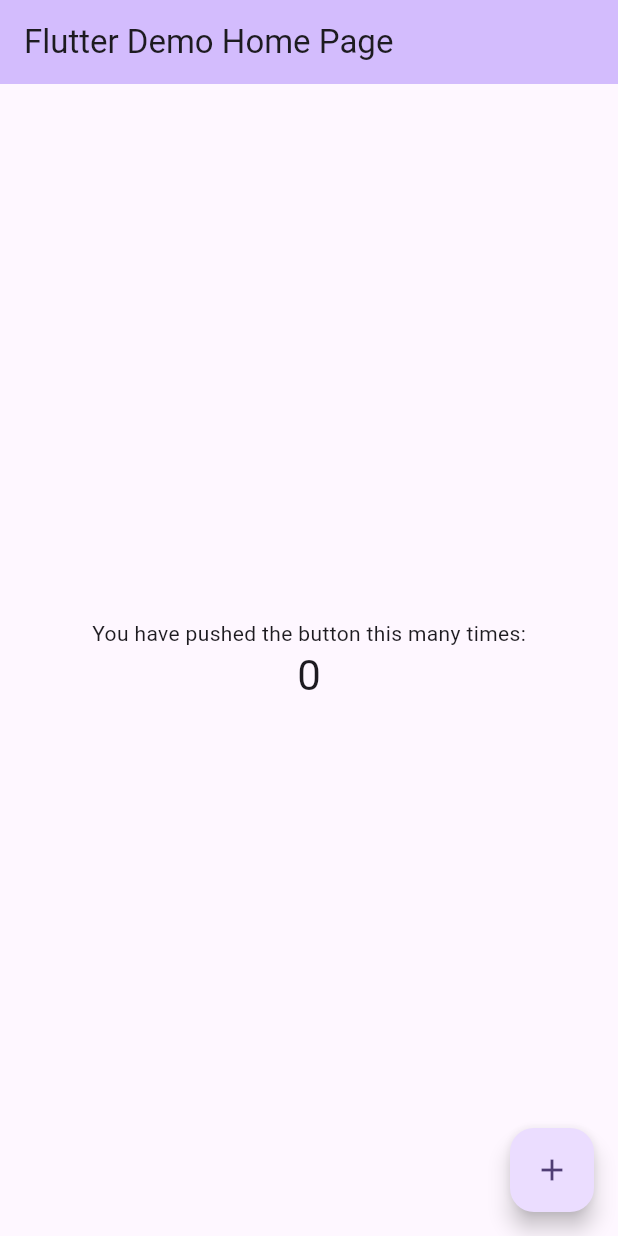
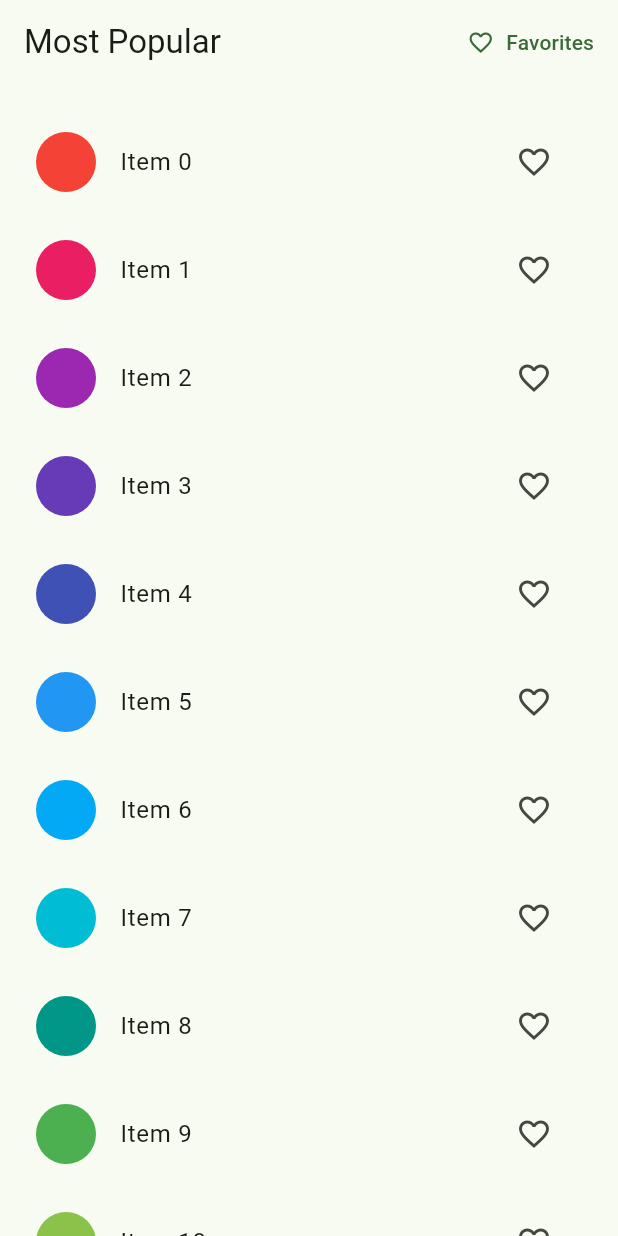
Before and after one commit to MartSerra/m_movies, a Flutter app: the screen it shows after launch, on a phone screen of 412 x 824 dp. Run offline on Flutter 3.47's test engine with Material 3 defaults, Android fonts, the phone set to English and light mode, and no system bars; our stand-ins replace go_router.

Commit message:
**I added the skeleton for the application** - I implemented a mock list with elements with a favorite button. - The list of elements can be marked as favorite. - I add the support for routing and provider with libraries. __Libraries Added__ - provider - go_router - tmdb_api

```diff
--- a/lib/main.dart
+++ b/lib/main.dart
@@ -1,125 +1,46 @@
 import 'package:flutter/material.dart';
+import 'package:go_router/go_router.dart';
+import 'package:m_movies/models/favorites.dart';
+import 'package:m_movies/screens/favorites.dart';
+import 'package:m_movies/screens/home.dart';
+import 'package:provider/provider.dart';
 
 void main() {
   runApp(const MyApp());
 }
 
+GoRouter router() {
+  return GoRouter(
+    routes: [
+      GoRoute(
+        path: HomePage.routeName,
+        builder: (context, state) => const HomePage(),
+        routes: [
+          GoRoute(
+              path: FavoritesPage.routeName,
+              builder: (context, state) => const FavoritesPage()),
+        ],
+      ),
+    ],
+  );
+}
+
 class MyApp extends StatelessWidget {
   const MyApp({super.key});
 
-  // This widget is the root of your application.
   @override
   Widget build(BuildContext context) {
-    return MaterialApp(
-      title: 'Flutter Demo',
-      theme: ThemeData(
-        // This is the theme of your application.
-        //
-        // TRY THIS: Try running your application with "flutter run". You'll see
-        // the application has a purple toolbar. Then, without quitting the app,
-        // try changing the seedColor in the colorScheme below to Colors.green
-        // and then invoke "hot reload" (save your changes or press the "hot
-        // reload" button in a Flutter-supported IDE, or press "r" if you used
-        // the command line to start the app).
-        //
-        // Notice that the counter didn't reset back to zero; the application
-        // state is not lost during the reload. To reset the state, use hot
-        // restart instead.
-        //
-        // This works for code too, not just values: Most code changes can be
-        // tested with just a hot reload.
-        colorScheme: ColorScheme.fromSeed(seedColor: Colors.deepPurple),
-        useMaterial3: true,
+    return ChangeNotifierProvider<Favorites>(
+      create: (context) => Favorites(),
+      child: MaterialApp.router(
+        title: 'M Movies',
+        theme: ThemeData(
+          colorSchemeSeed: Colors.green,
+          visualDensity: VisualDensity.adaptivePlatformDensity,
+          useMaterial3: true,
+        ),
+        routerConfig: router(),
       ),
-      home: const MyHomePage(title: 'Flutter Demo Home Page'),
     );
   }
 }
-
-class MyHomePage extends StatefulWidget {
-  const MyHomePage({super.key, required this.title});
-
-  // This widget is the home page of your application. It is stateful, meaning
-  // that it has a State object (defined below) that contains fields that affect
-  // how it looks.
-
-  // This class is the configuration for the state. It holds the values (in this
-  // case the title) provided by the parent (in this case the App widget) and
-  // used by the build method of the State. Fields in a Widget subclass are
-  // always marked "final".
-
-  final String title;
-
-  @override
-  State<MyHomePage> createState() => _MyHomePageState();
-}
-
-class _MyHomePageState extends State<MyHomePage> {
-  int _counter = 0;
-
-  void _incrementCounter() {
-    setState(() {
-      // This call to setState tells the Flutter framework that something has
-      // changed in this State, which causes it to rerun the build method below
-      // so that the display can reflect the updated values. If we changed
-      // _counter without calling setState(), then the build method would not be
-      // called again, and so nothing would appear to happen.
-      _counter++;
-    });
-  }
-
-  @override
-  Widget build(BuildContext context) {
-    // This method is rerun every time setState is called, for instance as done
-    // by the _incrementCounter method above.
-    //
-    // The Flutter framework has been optimized to make rerunning build methods
-    // fast, so that you can just rebuild anything that needs updating rather
-    // than having to individually change instances of widgets.
-    return Scaffold(
-      appBar: AppBar(
-        // TRY THIS: Try changing the color here to a specific color (to
-        // Colors.amber, perhaps?) and trigger a hot reload to see the AppBar
-        // change color while the other colors stay the same.
-        backgroundColor: Theme.of(context).colorScheme.inversePrimary,
-        // Here we take the value from the MyHomePage object that was created by
-        // the App.build method, and use it to set our appbar title.
-        title: Text(widget.title),
-      ),
-      body: Center(
-        // Center is a layout widget. It takes a single child and positions it
-        // in the middle of the parent.
-        child: Column(
-          // Column is also a layout widget. It takes a list of children and
-          // arranges them vertically. By default, it sizes itself to fit its
-          // children horizontally, and tries to be as tall as its parent.
-          //
-          // Column has various properties to control how it sizes itself and
-          // how it positions its children. Here we use mainAxisAlignment to
-          // center the children vertically; the main axis here is the vertical
-          // axis because Columns are vertical (the cross axis would be
-          // horizontal).
-          //
-          // TRY THIS: Invoke "debug painting" (choose the "Toggle Debug Paint"
-          // action in the IDE, or press "p" in the console), to see the
-          // wireframe for each widget.
-          mainAxisAlignment: MainAxisAlignment.center,
-          children: <Widget>[
-            const Text(
-              'You have pushed the button this many times:',
-            ),
-            Text(
-              '$_counter',
-              style: Theme.of(context).textTheme.headlineMedium,
-            ),
-          ],
-        ),
-      ),
-      floatingActionButton: FloatingActionButton(
-        onPressed: _incrementCounter,
-        tooltip: 'Increment',
-        child: const Icon(Icons.add),
-      ), // This trailing comma makes auto-formatting nicer for build methods.
-    );
-  }
-}
--- /dev/null
+++ b/lib/models/favorites.dart
@@ -0,0 +1,17 @@
+import "package:flutter/material.dart";
+
+class Favorites extends ChangeNotifier {
+  final List<int> _favoriteItems = [];
+
+  List<int> get items => _favoriteItems;
+
+  void add(int itemNo) {
+    _favoriteItems.add(itemNo);
+    notifyListeners();
+  }
+
+  void remove(int itemNo) {
+    _favoriteItems.remove(itemNo);
+    notifyListeners();
+  }
+}
--- /dev/null
+++ b/lib/screens/favorites.dart
@@ -0,0 +1,31 @@
+import "package:flutter/material.dart";
+import "package:m_movies/models/favorites.dart";
+import "package:m_movies/views/favorite_item.dart";
+import "package:provider/provider.dart";
+
+class FavoritesPage extends StatelessWidget {
+  static const routeName = 'favorites_page';
+  static const fullPath = '/$routeName';
+  const FavoritesPage({super.key});
+
+  @override
+  Widget build(BuildContext context) {
+    return Scaffold(
+      appBar: AppBar(
+        title: const Text('Favorites'),
+      ),
+      body: Consumer<Favorites>(
+        builder: (context, value, child) => value.items.isNotEmpty
+            ? ListView.builder(
+                itemCount: value.items.length,
+                padding: const EdgeInsets.symmetric(vertical: 16),
+                itemBuilder: (context, index) =>
+                    FavoriteItemTile(value.items[index]),
+              )
+            : const Center(
+                child: Text('No favorites added.'),
+              ),
+      ),
+    );
+  }
+}
--- /dev/null
+++ b/lib/screens/home.dart
@@ -0,0 +1,35 @@
+import 'package:flutter/material.dart';
+import 'package:go_router/go_router.dart';
+import 'package:m_movies/screens/favorites.dart';
+import 'package:m_movies/views/item.dart';
+
+class HomePage extends StatelessWidget {
+  static const routeName = '/';
+
+  const HomePage({super.key});
+
+  @override
+  Widget build(BuildContext context) {
+    return Scaffold(
+      appBar: AppBar(
+        title: const Text('Most Popular'),
+        actions: [
+          TextButton.icon(
+            onPressed: () {
+              context.go(FavoritesPage.fullPath);
+            },
+            icon: const Icon(Icons.favorite_border),
+            label: const Text('Favorites'),
+          ),
+        ],
+      ),
+      body: ListView.builder(
+        itemCount: 100,
+        cacheExtent: 20.0,
+        controller: ScrollController(),
+        padding: const EdgeInsets.symmetric(vertical: 16),
+        itemBuilder: (context, index) => ItemTile(index),
+      ),
+    );
+  }
+}
--- /dev/null
+++ b/lib/views/item.dart
@@ -0,0 +1,46 @@
+import "package:flutter/material.dart";
+import "package:m_movies/models/favorites.dart";
+import "package:provider/provider.dart";
+
+class ItemTile extends StatelessWidget {
+  final int itemNo;
+
+  const ItemTile(this.itemNo, {super.key});
+
+  @override
+  Widget build(BuildContext context) {
+    final favoritesList = context.watch<Favorites>();
+
+    return Padding(
+      padding: const EdgeInsets.all(8.0),
+      child: ListTile(
+        leading: CircleAvatar(
+          backgroundColor: Colors.primaries[itemNo % Colors.primaries.length],
+        ),
+        title: Text(
+          'Item $itemNo',
+          key: Key('text_$itemNo'),
+        ),
+        trailing: IconButton(
+          key: Key('icon_$itemNo'),
+          icon: favoritesList.items.contains(itemNo)
+              ? const Icon(Icons.favorite)
+              : const Icon(Icons.favorite_border),
+          onPressed: () {
+            !favoritesList.items.contains(itemNo)
+                ? favoritesList.add(itemNo)
+                : favoritesList.remove(itemNo);
+            ScaffoldMessenger.of(context).showSnackBar(
+              SnackBar(
+                content: Text(favoritesList.items.contains(itemNo)
+                    ? 'Added to favorites.'
+                    : 'Removed from favorites.'),
+                duration: const Duration(seconds: 1),
+              ),
+            );
+          },
+        ),
+      ),
+    );
+  }
+}
```
Also changed, not shown: lib/views/favorite_item.dart (added, +38 -0 lines), pubspec.yaml (+5 -2 lines), pubspec.lock.
